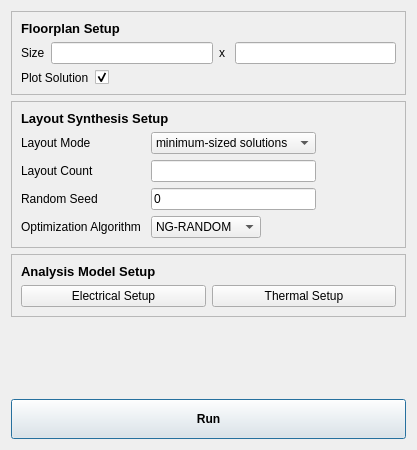
Qt form qt/ui/optimizationSetup.ui (e3da/PowerSynth2-gui) before a commit.
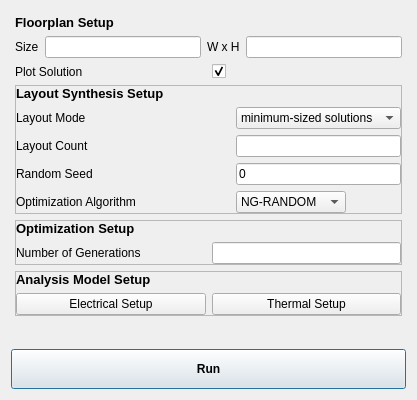
The same form after that commit.

Commit message: update gui with MOPSO and num_generations text box

The edit to the form file:
```diff
--- a/qt/ui/optimizationSetup.ui
+++ b/qt/ui/optimizationSetup.ui
@@ -7,7 +7,7 @@
     <x>0</x>
     <y>0</y>
     <width>417</width>
-    <height>450</height>
+    <height>400</height>
    </rect>
   </property>
   <property name="sizePolicy">
@@ -19,24 +19,29 @@
   <property name="windowTitle">
    <string>Optimization Setup</string>
   </property>
-  <layout class="QVBoxLayout" name="verticalLayout" stretch="0,0,0,0,0">
+  <layout class="QVBoxLayout" name="verticalLayout" stretch="0,0,0">
    <item>
-    <widget class="QFrame" name="layout_generation_setup_frame_2">
-     <property name="frameShape">
-      <enum>QFrame::StyledPanel</enum>
+    <layout class="QVBoxLayout" name="base_setup">
+     <property name="leftMargin">
+      <number>4</number>
      </property>
-     <property name="frameShadow">
-      <enum>QFrame::Raised</enum>
+     <property name="topMargin">
+      <number>4</number>
      </property>
-     <layout class="QGridLayout" name="gridLayout">
-      <item row="0" column="0">
-       <widget class="QLabel" name="label_17">
+     <property name="rightMargin">
+      <number>4</number>
+     </property>
+     <property name="bottomMargin">
+      <number>4</number>
+     </property>
+     <item>
+      <widget class="QLabel" name="label_10">
         <property name="text">
          <string>&lt;html&gt;&lt;head/&gt;&lt;body&gt;&lt;p&gt;&lt;span style=&quot; font-size:10pt; font-weight:600;&quot;&gt;Floorplan Setup&lt;/span&gt;&lt;/p&gt;&lt;/body&gt;&lt;/html&gt;</string>
         </property>
        </widget>
       </item>
-      <item row="1" column="0">
+     <item>
        <layout class="QHBoxLayout" name="horizontalLayout_8">
         <item>
          <widget class="QLabel" name="label_12">
@@ -70,7 +75,7 @@
            </size>
           </property>
           <property name="text">
-           <string>x</string>
+          <string>W x H</string>
           </property>
          </widget>
         </item>
@@ -86,12 +91,12 @@
         </item>
        </layout>
       </item>
-      <item row="2" column="0">
+     <item>
        <layout class="QHBoxLayout" name="horizontalLayout_17">
         <item>
          <widget class="QLabel" name="label_24">
           <property name="sizePolicy">
-           <sizepolicy hsizetype="Fixed" vsizetype="Preferred">
+          <sizepolicy hsizetype="Preferred" vsizetype="Preferred">
             <horstretch>0</horstretch>
             <verstretch>0</verstretch>
            </sizepolicy>
@@ -104,7 +109,7 @@
         <item>
          <widget class="QCheckBox" name="checkbox_plot_solutions">
           <property name="sizePolicy">
-           <sizepolicy hsizetype="Minimum" vsizetype="Preferred">
+          <sizepolicy hsizetype="Preferred" vsizetype="Preferred">
             <horstretch>0</horstretch>
             <verstretch>0</verstretch>
            </sizepolicy>
@@ -122,31 +127,50 @@
         </item>
        </layout>
       </item>
-     </layout>
-    </widget>
-   </item>
    <item>
-    <widget class="QFrame" name="layout_generation_setup_frame">
+      <widget class="QFrame" name="layout_synthesis_setup">
      <property name="frameShape">
       <enum>QFrame::StyledPanel</enum>
      </property>
      <property name="frameShadow">
       <enum>QFrame::Raised</enum>
      </property>
-     <layout class="QGridLayout" name="gridLayout_3">
-      <item row="0" column="0" colspan="2">
-       <widget class="QLabel" name="label_10">
+       <layout class="QVBoxLayout" name="verticalLayout_4">
+        <property name="leftMargin">
+         <number>0</number>
+        </property>
+        <property name="topMargin">
+         <number>0</number>
+        </property>
+        <property name="rightMargin">
+         <number>0</number>
+        </property>
+        <property name="bottomMargin">
+         <number>0</number>
+        </property>
+        <item>
+         <widget class="QLabel" name="label_17">
         <property name="text">
          <string>&lt;html&gt;&lt;head/&gt;&lt;body&gt;&lt;p&gt;&lt;span style=&quot; font-size:10pt; font-weight:600;&quot;&gt;Layout Synthesis Setup&lt;/span&gt;&lt;/p&gt;&lt;/body&gt;&lt;/html&gt;</string>
         </property>
        </widget>
       </item>
-      <item row="3" column="0">
+        <item>
        <layout class="QGridLayout" name="gridLayout_4">
         <property name="horizontalSpacing">
          <number>10</number>
         </property>
-        <item row="0" column="1">
+          <item row="2" column="1">
+           <widget class="QLineEdit" name="num_layouts">
+            <property name="sizePolicy">
+             <sizepolicy hsizetype="Preferred" vsizetype="Preferred">
+              <horstretch>0</horstretch>
+              <verstretch>0</verstretch>
+             </sizepolicy>
+            </property>
+           </widget>
+          </item>
+          <item row="1" column="1">
          <widget class="QComboBox" name="combo_layout_mode">
           <property name="sizePolicy">
            <sizepolicy hsizetype="Preferred" vsizetype="Preferred">
@@ -171,24 +195,7 @@
           </item>
          </widget>
         </item>
-        <item row="1" column="1">
-         <widget class="QLineEdit" name="num_layouts">
-          <property name="sizePolicy">
-           <sizepolicy hsizetype="Preferred" vsizetype="Preferred">
-            <horstretch>0</horstretch>
-            <verstretch>0</verstretch>
-           </sizepolicy>
-          </property>
-         </widget>
-        </item>
-        <item row="0" column="0">
-         <widget class="QLabel" name="label_11">
-          <property name="text">
-           <string>Layout Mode</string>
-          </property>
-         </widget>
-        </item>
-        <item row="2" column="1">
+          <item row="3" column="1">
          <widget class="QLineEdit" name="seed">
           <property name="sizePolicy">
            <sizepolicy hsizetype="Preferred" vsizetype="Preferred">
@@ -201,34 +208,21 @@
           </property>
          </widget>
         </item>
-        <item row="1" column="0">
-         <widget class="QLabel" name="label_14">
-          <property name="text">
-           <string>Layout Count</string>
-          </property>
-         </widget>
-        </item>
-        <item row="2" column="0">
+          <item row="3" column="0">
          <widget class="QLabel" name="label_15">
           <property name="text">
            <string>Random Seed</string>
           </property>
          </widget>
         </item>
-        <item row="3" column="0">
-         <widget class="QLabel" name="label_16">
-          <property name="sizePolicy">
-           <sizepolicy hsizetype="Preferred" vsizetype="Preferred">
-            <horstretch>0</horstretch>
-            <verstretch>0</verstretch>
-           </sizepolicy>
-          </property>
+          <item row="2" column="0">
+           <widget class="QLabel" name="label_14">
           <property name="text">
-           <string>Optimization Algorithm</string>
+             <string>Layout Count</string>
           </property>
          </widget>
         </item>
-        <item row="3" column="1">
+          <item row="4" column="1">
          <widget class="QComboBox" name="combo_optimization_algorithm">
           <property name="sizePolicy">
            <sizepolicy hsizetype="Preferred" vsizetype="Preferred">
@@ -252,30 +246,121 @@
             <string>NSGAII</string>
            </property>
           </item>
-         </widget>
-        </item>
+            <item>
+             <property name="text">
+              <string>MOPSO</string>
+             </property>
+            </item>
+           </widget>
+          </item>
+          <item row="1" column="0">
+           <widget class="QLabel" name="label_11">
+            <property name="text">
+             <string>Layout Mode</string>
+            </property>
+           </widget>
+          </item>
+          <item row="4" column="0">
+           <widget class="QLabel" name="label_16">
+            <property name="sizePolicy">
+             <sizepolicy hsizetype="Preferred" vsizetype="Preferred">
+              <horstretch>0</horstretch>
+              <verstretch>0</verstretch>
+             </sizepolicy>
+            </property>
+            <property name="text">
+             <string>Optimization Algorithm</string>
+            </property>
+           </widget>
+          </item>
        </layout>
       </item>
      </layout>
     </widget>
    </item>
    <item>
-    <widget class="QFrame" name="electrical_thermal_frame">
+      <widget class="QFrame" name="optimization_setup">
      <property name="frameShape">
       <enum>QFrame::StyledPanel</enum>
      </property>
      <property name="frameShadow">
       <enum>QFrame::Raised</enum>
      </property>
-     <layout class="QGridLayout" name="gridLayout_2">
-      <item row="0" column="0">
+       <layout class="QVBoxLayout" name="verticalLayout_2">
+        <property name="leftMargin">
+         <number>0</number>
+        </property>
+        <property name="topMargin">
+         <number>0</number>
+        </property>
+        <property name="rightMargin">
+         <number>0</number>
+        </property>
+        <property name="bottomMargin">
+         <number>0</number>
+        </property>
+        <item>
+         <widget class="QLabel" name="label_3">
+          <property name="text">
+           <string>&lt;html&gt;&lt;head/&gt;&lt;body&gt;&lt;p&gt;&lt;span style=&quot; font-size:10pt; font-weight:600;&quot;&gt;Optimization Setup&lt;/span&gt;&lt;/p&gt;&lt;/body&gt;&lt;/html&gt;</string>
+          </property>
+         </widget>
+        </item>
+        <item>
+         <layout class="QGridLayout" name="misc_setup">
+          <item row="1" column="1">
+           <widget class="QLineEdit" name="num_gen">
+            <property name="sizePolicy">
+             <sizepolicy hsizetype="Preferred" vsizetype="Preferred">
+              <horstretch>0</horstretch>
+              <verstretch>0</verstretch>
+             </sizepolicy>
+            </property>
+           </widget>
+          </item>
+          <item row="1" column="0">
+           <widget class="QLabel" name="label_4">
+            <property name="text">
+             <string>Number of Generations</string>
+            </property>
+           </widget>
+          </item>
+         </layout>
+        </item>
+       </layout>
+      </widget>
+     </item>
+     <item>
+      <widget class="QFrame" name="analysis_model_setup">
+       <property name="frameShape">
+        <enum>QFrame::StyledPanel</enum>
+       </property>
+       <property name="frameShadow">
+        <enum>QFrame::Raised</enum>
+       </property>
+       <layout class="QVBoxLayout" name="verticalLayout_3">
+        <property name="leftMargin">
+         <number>0</number>
+        </property>
+        <property name="topMargin">
+         <number>0</number>
+        </property>
+        <property name="rightMargin">
+         <number>0</number>
+        </property>
+        <property name="bottomMargin">
+         <number>0</number>
+        </property>
+        <item>
        <widget class="QLabel" name="label">
         <property name="text">
          <string>&lt;html&gt;&lt;head/&gt;&lt;body&gt;&lt;p&gt;&lt;span style=&quot; font-size:10pt; font-weight:600;&quot;&gt;Analysis Model Setup&lt;/span&gt;&lt;/p&gt;&lt;/body&gt;&lt;/html&gt;</string>
         </property>
        </widget>
       </item>
-      <item row="1" column="0">
+        <item>
+         <layout class="QHBoxLayout" name="horizontalLayout">
+          <item>
        <widget class="QPushButton" name="btn_electrical_setup">
         <property name="sizePolicy">
          <sizepolicy hsizetype="Minimum" vsizetype="Preferred">
@@ -288,7 +373,7 @@
         </property>
        </widget>
       </item>
-      <item row="1" column="1">
+          <item>
        <widget class="QPushButton" name="btn_thermal_setup">
         <property name="sizePolicy">
          <sizepolicy hsizetype="Minimum" vsizetype="Preferred">
@@ -302,7 +387,11 @@
        </widget>
       </item>
      </layout>
-    </widget>
+        </item>
+       </layout>
+      </widget>
+     </item>
+    </layout>
    </item>
    <item>
     <spacer name="verticalSpacer">
```
Lines whose indentation alone changed are shown as unchanged. The commit also changes 10 other files.
